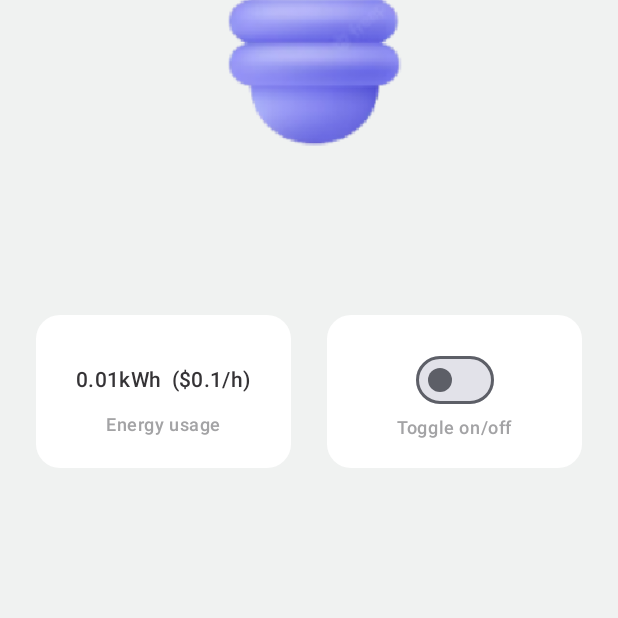
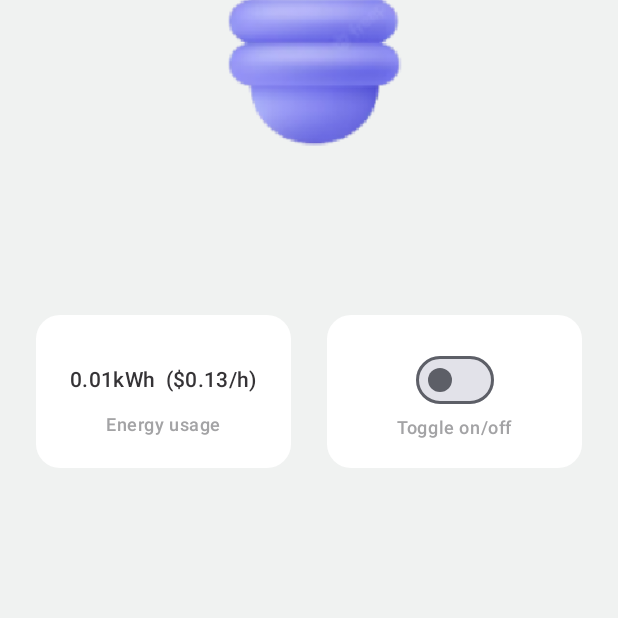
Before and after one commit to WenyuanYu3697/housefy, an Android app built with Jetpack Compose: the screen it shows after launch (MainActivity), after a tap on "Smart Light", on a phone screen of 412 x 824 dp, the part 618-1236 px from its top. Run offline under Robolectric (Android 15) with nearby library versions, the phone set to English and light mode, and no system bars.

Commit message:
CHANGED: - Updated values for smart light energy usage

```diff
--- a/housefy/src/main/java/ca/quantum/quants/it/housefy/components/smart_light/EnergyUsage.kt
+++ b/housefy/src/main/java/ca/quantum/quants/it/housefy/components/smart_light/EnergyUsage.kt
@@ -28,7 +28,7 @@ fun EnergyUsage(modifier: Modifier = Modifier) {
             horizontalAlignment = Alignment.CenterHorizontally
         ) {
             Text(
-                text = "0.01kWh  ($0.1/h)",
+                text = "0.01kWh  ($0.13/h)",
                 style = MaterialTheme.typography.bodyMedium
                     .copy(color = Color(0xFF353336))
                     .copy(fontWeight = FontWeight.Medium),
```
